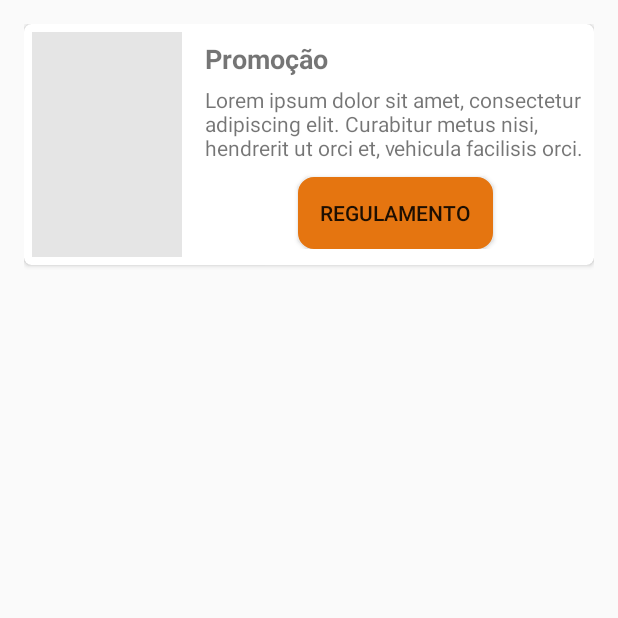
After one commit to randerson3301/popsoda-drink-mobile, an Android app: the PromocoesActivity screen opened directly, with no data from a screen before it, on a phone screen of 412 x 824 dp, the top half of it. The commit adds this screen. Run offline under Robolectric (Android 15) with nearby library versions, the phone set to English and light mode, and no system bars.

Commit message:
Estrutura completa

```diff
--- a/app/src/main/java/com/example/caio/popsodadrink/LoginActivity.kt
+++ b/app/src/main/java/com/example/caio/popsodadrink/LoginActivity.kt
@@ -18,7 +18,7 @@ class LoginActivity : AppCompatActivity() {
         getWindow().setFlags(WindowManager.LayoutParams.FLAG_LAYOUT_NO_LIMITS, WindowManager.LayoutParams.FLAG_LAYOUT_NO_LIMITS)
 
         txtCadastro.setOnClickListener{
-            startActivity(Intent(this, MainActivity::class.java))
+            startActivity(Intent(this, CadastroActivity::class.java))
         }
 
     }
--- a/app/src/main/java/com/example/caio/popsodadrink/MainActivity.kt
+++ b/app/src/main/java/com/example/caio/popsodadrink/MainActivity.kt
@@ -1,12 +1,16 @@
 package com.example.caio.popsodadrink
 
+import android.os.Bundle
 import android.support.v7.app.AppCompatActivity
-import android.os.Bundle
+import android.view.WindowManager
 
 class MainActivity : AppCompatActivity() {
 
     override fun onCreate(savedInstanceState: Bundle?) {
         super.onCreate(savedInstanceState)
         setContentView(R.layout.activity_main)
+
+        // Remove a barra de status
+        getWindow().setFlags(WindowManager.LayoutParams.FLAG_LAYOUT_NO_LIMITS, WindowManager.LayoutParams.FLAG_LAYOUT_NO_LIMITS)
     }
 }
--- /dev/null
+++ b/app/src/main/java/com/example/caio/popsodadrink/PromocoesActivity.kt
@@ -0,0 +1,12 @@
+package com.example.caio.popsodadrink
+
+import android.os.Bundle
+import android.support.v7.app.AppCompatActivity
+
+class PromocoesActivity : AppCompatActivity() {
+
+    override fun onCreate(savedInstanceState: Bundle?) {
+        super.onCreate(savedInstanceState)
+        setContentView(R.layout.activity_promocoes)
+    }
+}
--- /dev/null
+++ b/app/src/main/res/layout/activity_promocoes.xml
@@ -0,0 +1,70 @@
+<?xml version="1.0" encoding="utf-8"?>
+<LinearLayout xmlns:android="http://schemas.android.com/apk/res/android"
+    xmlns:app="http://schemas.android.com/apk/res-auto"
+    xmlns:tools="http://schemas.android.com/tools"
+    android:layout_width="match_parent"
+    android:layout_height="match_parent"
+    tools:context=".PromocoesActivity"
+    android:orientation="vertical"
+    android:padding="16dp">
+
+    <android.support.v7.widget.CardView
+        xmlns:card_view="http://schemas.android.com/apk/res-auto"
+        android:layout_width="match_parent"
+        android:layout_height="wrap_content"
+        card_view:cardCornerRadius="5dp"
+        app:cardBackgroundColor="#fff"
+        >
+
+        <LinearLayout
+            android:layout_width="match_parent"
+            android:layout_height="wrap_content"
+            android:orientation="horizontal"
+            android:padding="5dp">
+
+            <ImageView
+                android:layout_width="100dp"
+                android:layout_height="150dp"
+                android:layout_marginRight="15dp"
+                android:layout_gravity="center_vertical"
+                android:background="#e5e5e5"
+                />
+
+            <LinearLayout
+                android:layout_width="0dp"
+                android:layout_weight="1"
+                android:layout_height="wrap_content"
+                android:orientation="vertical"
+                android:paddingTop="5dp"
+                >
+
+                <TextView
+                    android:layout_width="wrap_content"
+                    android:layout_height="wrap_content"
+                    android:text="Promoção"
+                    android:textStyle="bold"
+                    android:textSize="18sp"
+                    />
+
+                <TextView
+                    android:layout_width="wrap_content"
+                    android:layout_height="wrap_content"
+                    android:layout_marginTop="5dp"
+                    android:text="Lorem ipsum dolor sit amet, consectetur adipiscing elit. Curabitur metus nisi, hendrerit ut orci et, vehicula facilisis orci."/>
+
+
+                <Button
+                    android:layout_width="130dp"
+                    android:layout_height="wrap_content"
+                    android:text="Regulamento"
+                    android:layout_marginTop="10dp"
+                    android:layout_gravity="center"
+                    android:background="@drawable/botao"/>
+
+            </LinearLayout>
+
+        </LinearLayout>
+
+    </android.support.v7.widget.CardView>
+
+</LinearLayout>
```
Also changed, not shown: app/src/main/AndroidManifest.xml (+8 -8 lines), app/src/main/java/com/example/caio/popsodadrink/CadastroActivity.kt (added, +12 -0 lines), app/src/main/res/layout/activity_cadastro.xml (added, +103 -0 lines), app/src/main/res/layout/activity_main.xml (+5 -92 lines).
